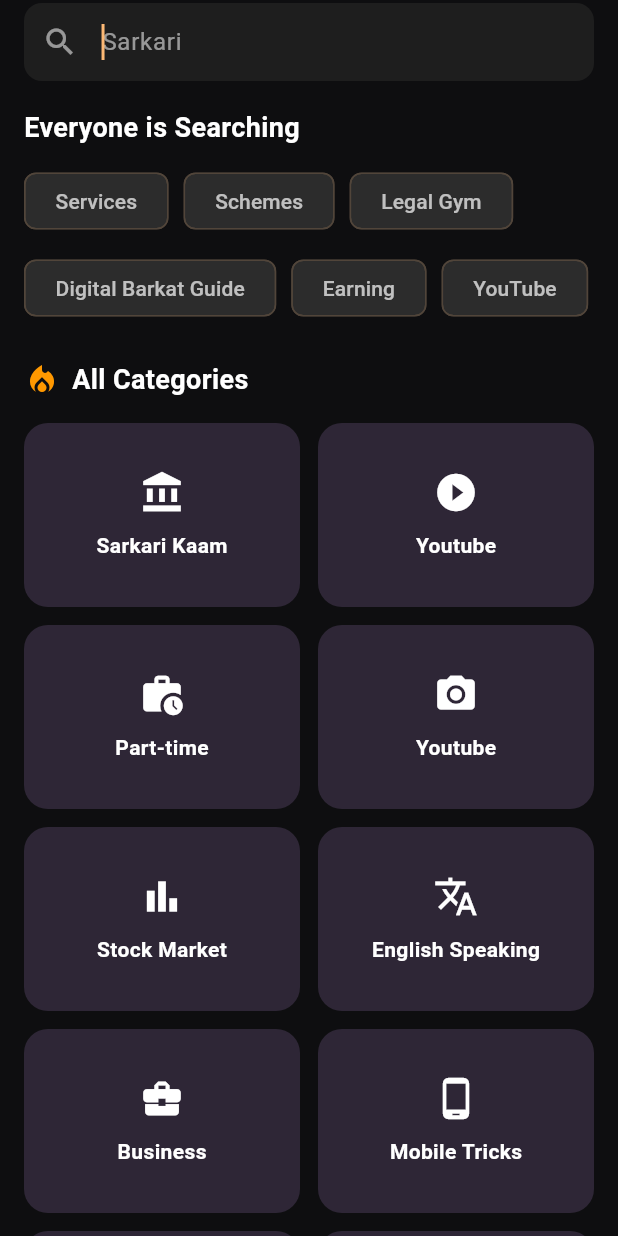
After one commit to developer-siddhisoftwarecompany/videostreeming_venugopal_com_sidhi_company, a Flutter app: the HomeScreen screen opened by its route, after a tap on "Search", on a phone screen of 412 x 824 dp. The commit adds this screen. Run offline on Flutter 3.47's test engine with Material 3 defaults, Android fonts, the phone set to English and light mode, and no system bars.

Commit message:
Updated UI and new screens

```diff
--- a/lib/screen/home_screen.dart
+++ b/lib/screen/home_screen.dart
@@ -5,6 +5,8 @@ import 'plus_screen.dart';
 import 'trending_section.dart';
 import 'my_library_screen.dart';
 import 'video_detail_screen.dart';
+import 'search_screen.dart';
+import 'all_categories_screen.dart';
 
 class HomeScreen extends StatefulWidget {
   const HomeScreen({super.key});
@@ -62,11 +64,13 @@ class _HomeScreenState extends State<HomeScreen> {
       'assets/sarkari1.png',
       'assets/sarkari2.png',
       'assets/sarkari3.png',
+      'assets/sarkari4.png',
     ];
 
     final youtubeList = [
       'assets/yt1.png',
       'assets/yt2.png',
+      'assets/yt3.png',
       'assets/yt3.png',
     ];
 
@@ -86,15 +90,29 @@ class _HomeScreenState extends State<HomeScreen> {
         child: Column(
           crossAxisAlignment: CrossAxisAlignment.start,
           children: [
-            TextField(
-              decoration: InputDecoration(
-                hintText: 'Search',
-                prefixIcon: const Icon(Icons.search, color: Colors.white54),
-                filled: true,
-                fillColor: Colors.white12,
-                border: OutlineInputBorder(
+            GestureDetector(
+              onTap: () {
+                Navigator.push(
+                  context,
+                  MaterialPageRoute(builder: (context) => const SearchScreen()),
+                );
+              },
+              child: Container(
+                padding:
+                const EdgeInsets.symmetric(vertical: 14, horizontal: 16),
+                decoration: BoxDecoration(
+                  color: Colors.white12,
                   borderRadius: BorderRadius.circular(14),
-                  borderSide: BorderSide.none,
+                ),
+                child: const Row(
+                  children: [
+                    Icon(Icons.search, color: Colors.white54),
+                    SizedBox(width: 12),
+                    Text(
+                      'Search',
+                      style: TextStyle(color: Colors.white54, fontSize: 16),
+                    ),
+                  ],
                 ),
               ),
             ),
@@ -120,6 +138,13 @@ class _HomeScreenState extends State<HomeScreen> {
                         context,
                         MaterialPageRoute(
                           builder: (context) => const SarkariKamScreen(),
+                        ),
+                      );
+                    } else if (title == 'View All') {
+                      Navigator.push(
+                        context,
+                        MaterialPageRoute(
+                          builder: (context) => const AllCategoriesScreen(),
                         ),
                       );
                     }
@@ -251,7 +276,14 @@ class SectionTitle extends StatelessWidget {
         ),
         if (viewAll)
           TextButton(
-            onPressed: () {},
+            onPressed: () {
+              Navigator.push(
+                context,
+                MaterialPageRoute(
+                  builder: (context) => const AllCategoriesScreen(),
+                ),
+              );
+            },
             child: const Text(
               "View All →",
               style: TextStyle(color: Colors.orange, fontSize: 14),
--- /dev/null
+++ b/lib/screen/search_screen.dart
@@ -0,0 +1,148 @@
+import 'package:flutter/material.dart';
+
+class SearchScreen extends StatelessWidget {
+  const SearchScreen({super.key});
+
+  @override
+  Widget build(BuildContext context) {
+    final searchFilters = [
+      "Services",
+      "Schemes",
+      "Legal Gym",
+      "Digital Barkat Guide",
+      "Earning",
+      "YouTube"
+    ];
+
+    final categories = [
+      {'icon': Icons.account_balance, 'title': 'Sarkari Kaam'},
+      {'icon': Icons.play_circle_fill, 'title': 'Youtube'},
+      {'icon': Icons.work_history, 'title': 'Part-time'},
+      {'icon': Icons.camera_alt, 'title': 'Youtube'},
+      {'icon': Icons.bar_chart, 'title': 'Stock Market'},
+      {'icon': Icons.translate, 'title': 'English Speaking'},
+      {'icon': Icons.business_center, 'title': 'Business'},
+      {'icon': Icons.phone_android, 'title': 'Mobile Tricks'},
+      {'icon': Icons.attach_money, 'title': 'Finance'},
+      {'icon': Icons.thumb_up, 'title': 'Success'},
+      {'icon': Icons.monitor_heart, 'title': 'Health'},
+      {'icon': Icons.school, 'title': 'Education'},
+      {'icon': Icons.feed, 'title': 'News'},
+      {'icon': Icons.gavel, 'title': 'Crime'},
+      {'icon': Icons.work, 'title': 'Career'},
+      {'icon': Icons.badge, 'title': 'Govt Job'},
+      {'icon': Icons.memory, 'title': 'Technology'},
+      {'icon': Icons.palette, 'title': 'Art & Craft'},
+      {'icon': Icons.fitness_center, 'title': 'Fitness'},
+      {'icon': Icons.sports_basketball, 'title': 'Sports'},
+    ];
+
+    return Scaffold(
+      backgroundColor: const Color(0xFF0E0E10),
+      appBar: AppBar(
+        backgroundColor: const Color(0xFF0E0E10),
+        elevation: 0,
+        automaticallyImplyLeading: false,
+        title: TextField(
+          autofocus: true,
+          style: const TextStyle(color: Colors.white),
+          decoration: InputDecoration(
+            hintText: 'Sarkari',
+            hintStyle: const TextStyle(color: Colors.white54),
+            prefixIcon:
+            const Icon(Icons.search, color: Colors.white54),
+            filled: true,
+            fillColor: const Color(0xFF1E1E1E),
+            contentPadding: const EdgeInsets.symmetric(vertical: 14),
+            border: OutlineInputBorder(
+              borderRadius: BorderRadius.circular(12),
+              borderSide: BorderSide.none,
+            ),
+          ),
+        ),
+      ),
+      body: SingleChildScrollView(
+        padding: const EdgeInsets.all(16),
+        child: Column(
+          crossAxisAlignment: CrossAxisAlignment.start,
+          children: [
+            const Text(
+              "Everyone is Searching",
+              style: TextStyle(
+                color: Colors.white,
+                fontSize: 18,
+                fontWeight: FontWeight.bold,
+              ),
+            ),
+            const SizedBox(height: 12),
+            Wrap(
+              spacing: 10,
+              runSpacing: 10,
+              children: searchFilters
+                  .map((filter) => Chip(
+                label: Text(filter),
+                backgroundColor: const Color(0xFF2C2C2C),
+                labelStyle: const TextStyle(
+                    color: Colors.white70,
+                    fontWeight: FontWeight.w500),
+                padding: const EdgeInsets.symmetric(
+                    horizontal: 12, vertical: 8),
+              ))
+                  .toList(),
+            ),
+            const SizedBox(height: 24),
+            const Row(
+              children: [
+                Icon(Icons.local_fire_department, color: Colors.orange),
+                SizedBox(width: 8),
+                Text(
+                  "All Categories",
+                  style: TextStyle(
+                    color: Colors.white,
+                    fontSize: 18,
+                    fontWeight: FontWeight.bold,
+                  ),
+                ),
+              ],
+            ),
+            const SizedBox(height: 16),
+            GridView.builder(
+              shrinkWrap: true,
+              physics: const NeverScrollableScrollPhysics(),
+              gridDelegate: const SliverGridDelegateWithFixedCrossAxisCount(
+                crossAxisCount: 2,
+                mainAxisSpacing: 12,
+                crossAxisSpacing: 12,
+                childAspectRatio: 1.5,
+              ),
+              itemCount: categories.length,
+              itemBuilder: (context, index) {
+                final category = categories[index];
+                return Container(
+                  decoration: BoxDecoration(
+                    color: const Color(0xFF2E2636),
+                    borderRadius: BorderRadius.circular(16),
+                  ),
+                  child: Column(
+                    mainAxisAlignment: MainAxisAlignment.center,
+                    children: [
+                      Icon(category['icon'] as IconData,
+                          color: Colors.white, size: 30),
+                      const SizedBox(height: 10),
+                      Text(
+                        category['title'] as String,
+                        style: const TextStyle(
+                            color: Colors.white,
+                            fontWeight: FontWeight.w600),
+                      ),
+                    ],
+                  ),
+                );
+              },
+            ),
+          ],
+        ),
+      ),
+    );
+  }
+}
```
Also changed, not shown: lib/main.dart (+5 -3 lines), lib/screen/all_categories_screen.dart (added, +92 -0 lines), lib/screen/splash_screen.dart (added, +52 -0 lines), lib/screen/video_detail_screen.dart (+87 -106 lines).
